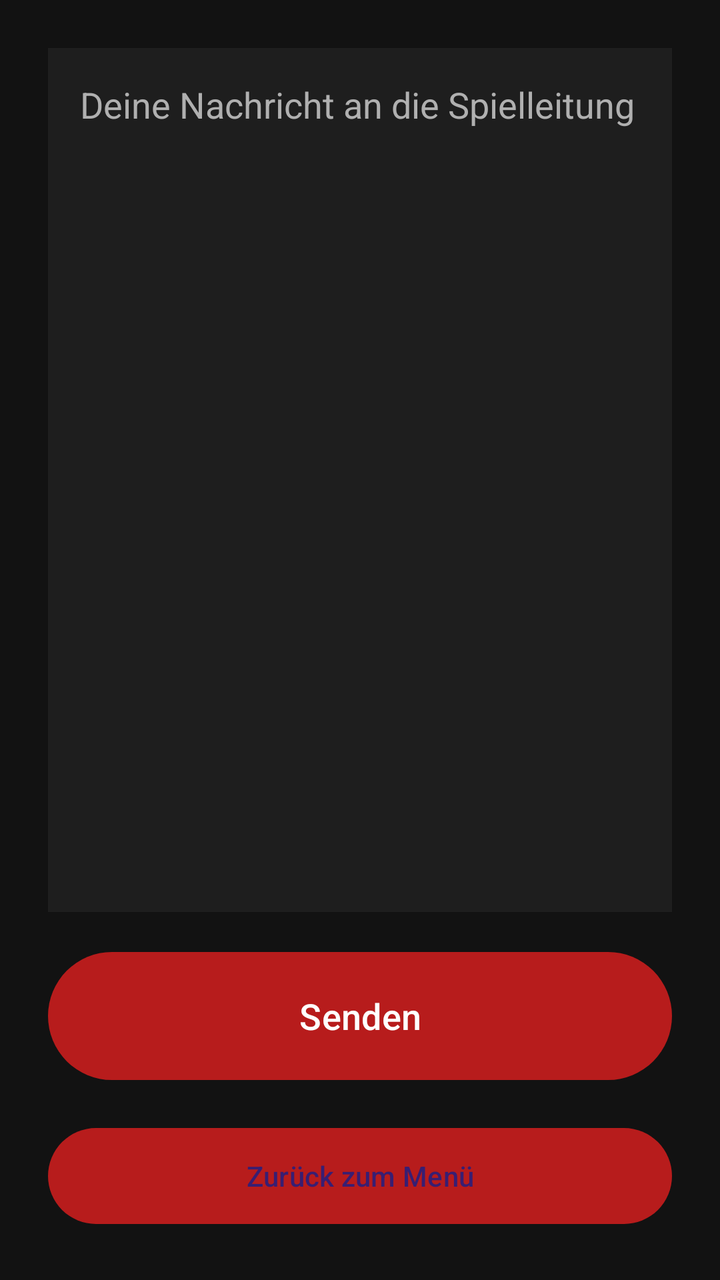
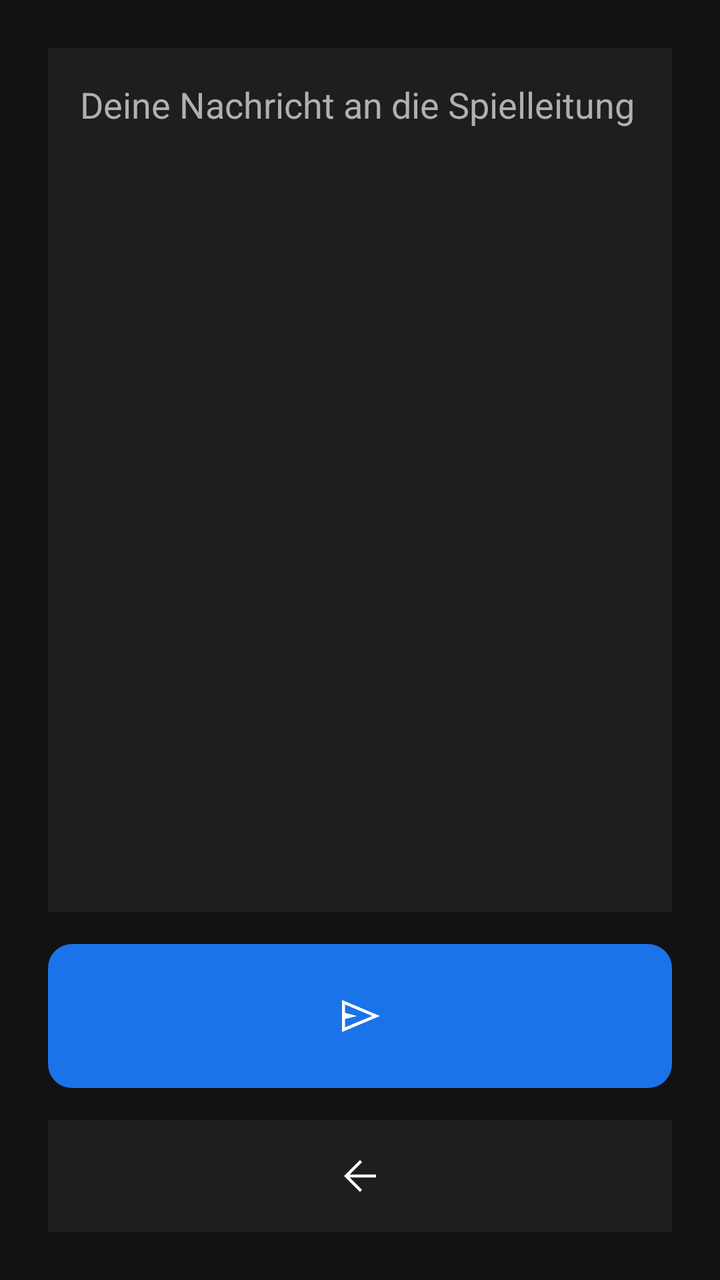

Screens rendered from an Android XML layout before and after an edit, with the pre-edit source and the edit as a unified diff.
<!-- AndroidManifest.xml: application theme Theme.BlutigeSeitenKiosk -->
<!-- res/layout/activity_sms.xml -->
<?xml version="1.0" encoding="utf-8"?>
<LinearLayout xmlns:android="http://schemas.android.com/apk/res/android"
    android:layout_width="match_parent"
    android:layout_height="match_parent"
    android:background="@color/background"
    android:orientation="vertical"
    android:padding="24dp">

    <EditText
        android:id="@+id/messageInput"
        android:layout_width="match_parent"
        android:layout_height="0dp"
        android:layout_weight="1"
        android:gravity="top|start"
        android:hint="@string/sms_hint"
        android:textColorHint="@color/text_secondary"
        android:textColor="@color/text_primary"
        android:background="@color/surface"
        android:padding="16dp"
        android:inputType="textMultiLine|textCapSentences"
        android:layout_marginBottom="16dp" />

    <Button
        android:id="@+id/btnSend"
        style="@style/KioskButton"
        android:text="@string/sms_send" />

    <Button
        android:id="@+id/btnBack"
        android:layout_width="match_parent"
        android:layout_height="56dp"
        android:text="@string/back_to_menu" />

</LinearLayout>
<!-- resources referenced by this layout -->
<resources>
  <color name="background">#121212</color>
  <color name="surface">#1E1E1E</color>
  <color name="text_primary">#FFFFFF</color>
  <color name="text_secondary">#B0B0B0</color>
  <string name="back_to_menu">Zurück zum Menü</string>
  <string name="sms_hint">Deine Nachricht an die Spielleitung</string>
  <string name="sms_send">Senden</string>
  <style name="KioskButton" parent="Widget.Material3.Button">
          <item name="android:layout_width">match_parent</item>
          <item name="android:layout_height">72dp</item>
          <item name="android:layout_marginBottom">16dp</item>
          <item name="android:textSize">18sp</item>
          <item name="backgroundTint">@color/accent</item>
          <item name="android:textColor">@color/text_primary</item>
      </style>
  <style name="Theme.BlutigeSeitenKiosk" parent="Theme.Material3.Dark.NoActionBar">
          <item name="android:windowBackground">@color/background</item>
          <item name="colorPrimary">@color/accent</item>
          <item name="android:statusBarColor">@color/background</item>
          <item name="android:navigationBarColor">@color/background</item>
      </style>
  <color name="accent">#B71C1C</color>
</resources>

<!-- the commit's change to res/layout/activity_sms.xml (unified diff, before → after) -->
@@ -20,15 +20,23 @@
         android:inputType="textMultiLine|textCapSentences"
         android:layout_marginBottom="16dp" />
 
-    <Button
+    <ImageButton
         android:id="@+id/btnSend"
-        style="@style/KioskButton"
-        android:text="@string/sms_send" />
+        android:layout_width="match_parent"
+        android:layout_height="72dp"
+        android:layout_marginBottom="16dp"
+        android:background="@drawable/send_button_background"
+        android:scaleType="center"
+        android:src="@drawable/ic_send"
+        android:contentDescription="@string/sms_send" />
 
-    <Button
+    <ImageButton
         android:id="@+id/btnBack"
         android:layout_width="match_parent"
         android:layout_height="56dp"
-        android:text="@string/back_to_menu" />
+        android:background="@drawable/back_bar_background"
+        android:scaleType="center"
+        android:src="@drawable/ic_back"
+        android:contentDescription="@string/back_to_menu" />
 
 </LinearLayout>
<!-- resource entries referenced after the edit -->
@@ -4,17 +4,48 @@
   <color name="surface">#1E1E1E</color>
   <color name="text_primary">#FFFFFF</color>
   <color name="text_secondary">#B0B0B0</color>
+  <!-- drawable back_bar_background (drawable) -->
+  <?xml version="1.0" encoding="utf-8"?>
+  <shape xmlns:android="http://schemas.android.com/apk/res/android"
+      android:shape="rectangle">
+      <solid android:color="@color/surface" />
+  </shape>
+  <!-- drawable ic_back (drawable) -->
+  <?xml version="1.0" encoding="utf-8"?>
+  <vector xmlns:android="http://schemas.android.com/apk/res/android"
+      android:width="24dp"
+      android:height="24dp"
+      android:viewportWidth="960"
+      android:viewportHeight="960">
+      <group android:translateY="960">
+          <path
+              android:fillColor="#FFFFFF"
+              android:pathData="m274,-450 248,248 -42,42 -320,-320 320,-320 42,42 -248,248h526v60H274Z" />
+      </group>
+  </vector>
+  <!-- drawable ic_send (drawable) -->
+  <?xml version="1.0" encoding="utf-8"?>
+  <vector xmlns:android="http://schemas.android.com/apk/res/android"
+      android:width="24dp"
+      android:height="24dp"
+      android:viewportWidth="960"
+      android:viewportHeight="960">
+      <group android:translateY="960">
+          <path
+              android:fillColor="#FFFFFF"
+              android:pathData="M120,-160v-640l760,320 -760,320Zm60,-93 544,-227 -544,-230v168l242,62 -242,60v167Zm0,0v-457 457Z" />
+      </group>
+  </vector>
+  <!-- drawable send_button_background (drawable) -->
+  <?xml version="1.0" encoding="utf-8"?>
+  <shape xmlns:android="http://schemas.android.com/apk/res/android"
+      android:shape="rectangle">
+      <solid android:color="#1A73E8" />
+      <corners android:radius="12dp" />
+  </shape>
   <string name="back_to_menu">Zurück zum Menü</string>
   <string name="sms_hint">Deine Nachricht an die Spielleitung</string>
   <string name="sms_send">Senden</string>
-  <style name="KioskButton" parent="Widget.Material3.Button">
-          <item name="android:layout_width">match_parent</item>
-          <item name="android:layout_height">72dp</item>
-          <item name="android:layout_marginBottom">16dp</item>
-          <item name="android:textSize">18sp</item>
-          <item name="backgroundTint">@color/accent</item>
-          <item name="android:textColor">@color/text_primary</item>
-      </style>
   <style name="Theme.BlutigeSeitenKiosk" parent="Theme.Material3.Dark.NoActionBar">
           <item name="android:windowBackground">@color/background</item>
           <item name="colorPrimary">@color/accent</item>
